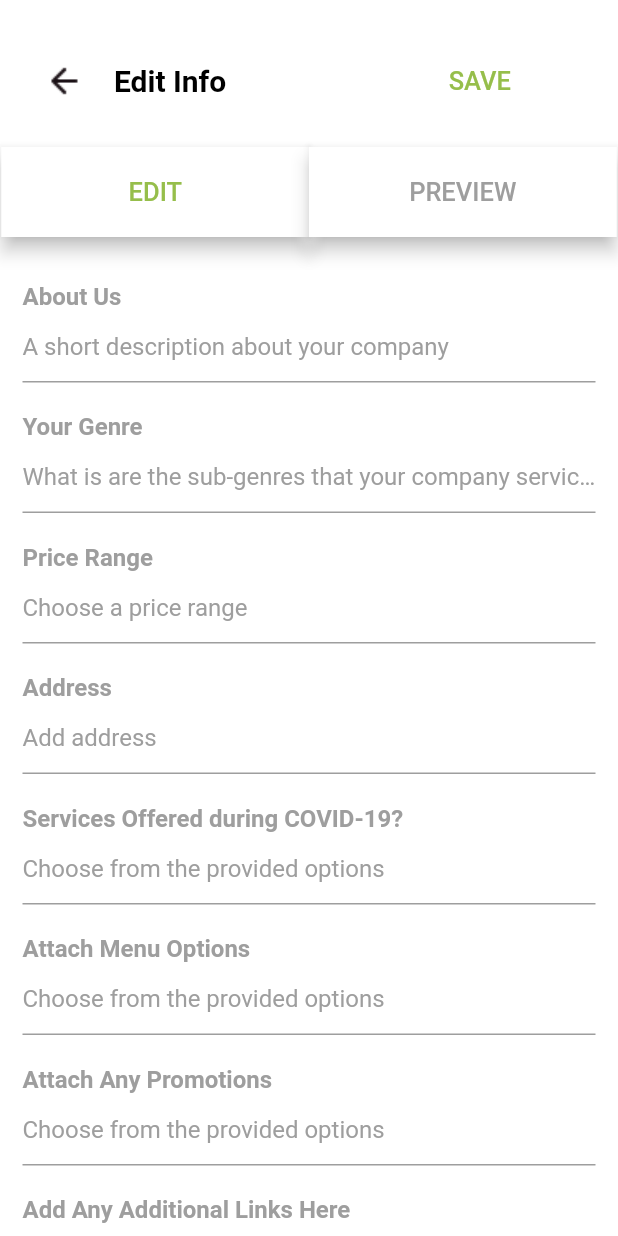
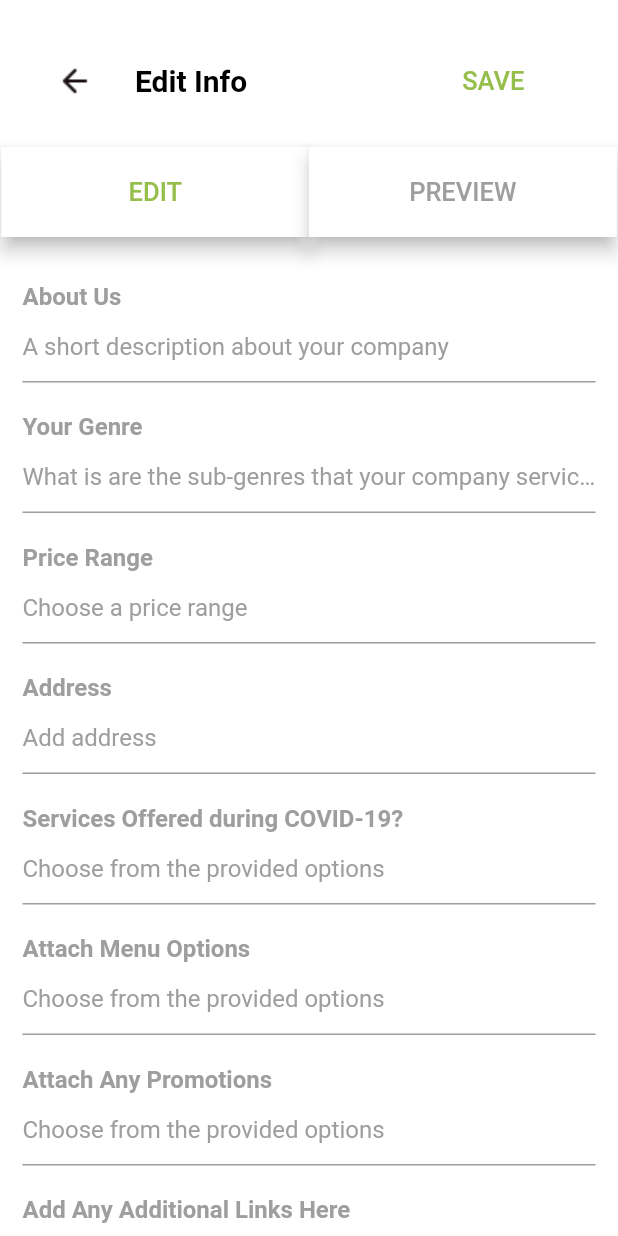
Before and after one commit to ivanmudarth/Lokal, a Flutter app: the screen it shows after launch, on a phone screen of 412 x 824 dp. Run offline on Flutter 3.47's test engine with Material 2 defaults, Android fonts, the phone set to English and light mode, and no system bars; our stand-ins replace carousel_slider.

Commit message:
fix back button

```diff
--- a/lokal/lib/biz/profile.dart
+++ b/lokal/lib/biz/profile.dart
@@ -22,14 +22,19 @@ class Profile extends StatelessWidget {
               padding: const EdgeInsets.symmetric(horizontal: 30.0),
               child: Row(
                 children: [
-                  Container(
-                    decoration: BoxDecoration(
-                      image: DecorationImage(
-                          image: AssetImage('assets/images/back.png'),
-                          fit: BoxFit.contain),
-                    ),
-                    child: Padding(
-                      padding: const EdgeInsets.all(13.0),
+                  FittedBox(
+                    fit: BoxFit.scaleDown,
+                    child: SizedBox(
+                      height: 40,
+                      width: 40,
+                      child: RaisedButton(
+                        padding: const EdgeInsets.all(5.0),
+                        child: Image.asset('assets/images/back.png'),
+                        shape: StadiumBorder(),
+                        color: Colors.white,
+                        onPressed: () {},
+                        elevation: 0,
+                      ),
                     ),
                   ),
                   SizedBox(
@@ -45,7 +50,7 @@ class Profile extends StatelessWidget {
                     ),
                   ),
                   SizedBox(
-                    width: 125,
+                    width: 120,
                   ),
                   ButtonTheme(
                       height: 40,
```
